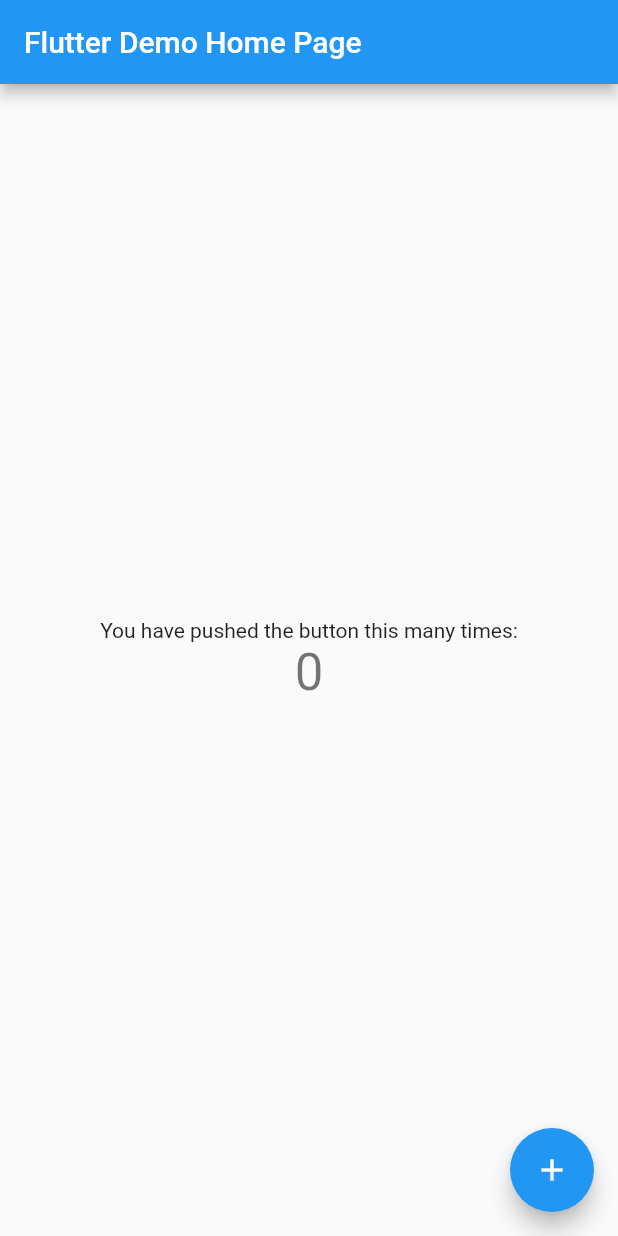
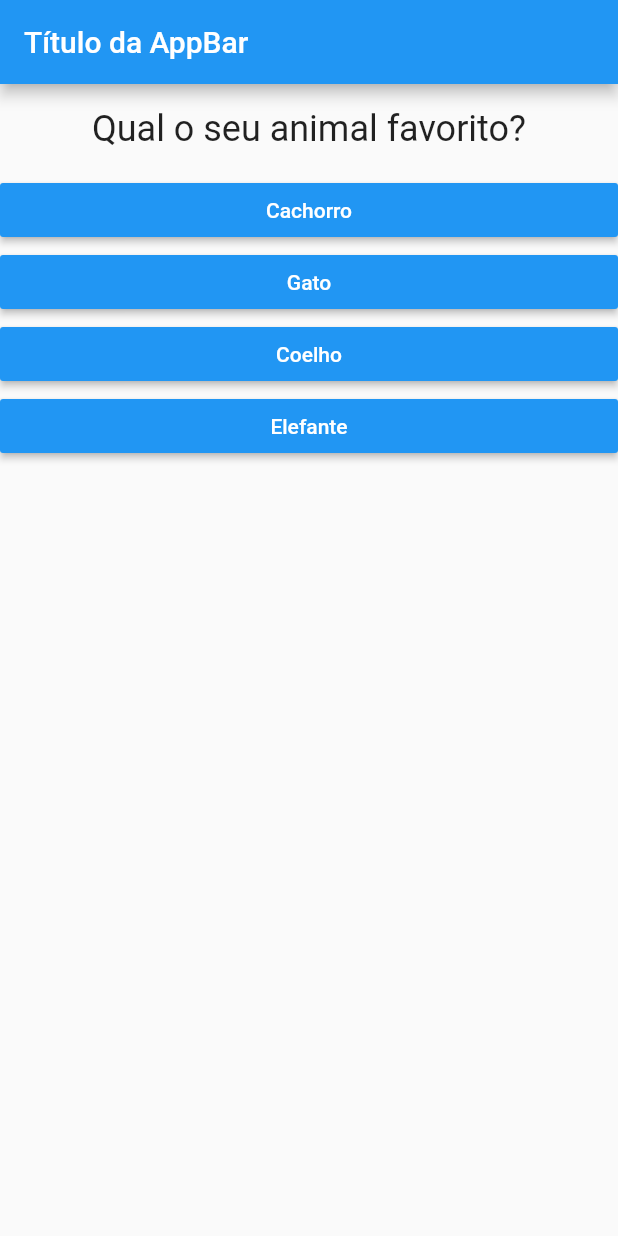
Before and after one commit to arthurcamurca04/projeto-quiz, a Flutter app: the screen it shows after launch, on a phone screen of 412 x 824 dp. Run offline on Flutter 3.47's test engine with Material 2 defaults, Android fonts, the phone set to English and light mode, and no system bars.

Commit message:
final commit of the project

```diff
--- a/lib/main.dart
+++ b/lib/main.dart
@@ -1,111 +1,93 @@
 import 'package:flutter/material.dart';
+import 'package:projeto_perguntas/resultado.dart';
+import 'questionario.dart';
 
 void main() => runApp(MyApp());
 
-class MyApp extends StatelessWidget {
-  // This widget is the root of your application.
+class MyApp extends StatefulWidget {
   @override
-  Widget build(BuildContext context) {
-    return MaterialApp(
-      title: 'Flutter Demo',
-      theme: ThemeData(
-        // This is the theme of your application.
-        //
-        // Try running your application with "flutter run". You'll see the
-        // application has a blue toolbar. Then, without quitting the app, try
-        // changing the primarySwatch below to Colors.green and then invoke
-        // "hot reload" (press "r" in the console where you ran "flutter run",
-        // or simply save your changes to "hot reload" in a Flutter IDE).
-        // Notice that the counter didn't reset back to zero; the application
-        // is not restarted.
-        primarySwatch: Colors.blue,
-      ),
-      home: MyHomePage(title: 'Flutter Demo Home Page'),
-    );
-  }
+  _MyAppState createState() => _MyAppState();
 }
 
-class MyHomePage extends StatefulWidget {
-  MyHomePage({Key key, this.title}) : super(key: key);
+class _MyAppState extends State<MyApp> {
+  int perguntaSelecionada = 0;
+  var pontuacaoTotal = 0;
 
-  // This widget is the home page of your application. It is stateful, meaning
-  // that it has a State object (defined below) that contains fields that affect
-  // how it looks.
+  final _questions = const [
+    {
+      'texto': 'Qual o seu animal favorito?',
+      'respostas': [
+        {'texto': 'Cachorro', 'pontuacao': 10},
+        {'texto': 'Gato', 'pontuacao': 5},
+        {'texto': 'Coelho', 'pontuacao': 3},
+        {'texto': 'Elefante', 'pontuacao': 1},
+      ],
+    },
+    {
+      'texto': 'Qual sua cor favorita?',
+      'respostas': [
+        {'texto': 'Azul',  'pontuacao': 10},
+        {'texto': 'Vermelho', 'pontuacao': 5},
+        {'texto': 'Preto', 'pontuacao': 3},
+        {'texto': 'Branco', 'pontuacao': 1},
+      ],
+    },
+    {
+      'texto': 'Qual sua comida favorita?',
+      'respostas': [
+        {'texto': 'Pizza', 'pontuacao': 10},
+        {'texto': 'Lasanha', 'pontuacao': 5},
+        {'texto': 'Coxinha', 'pontuacao': 3},
+        {'texto': 'Macarrão', 'pontuacao': 1},
+      ],
+    },
+  ];
 
-  // This class is the configuration for the state. It holds the values (in this
-  // case the title) provided by the parent (in this case the App widget) and
-  // used by the build method of the State. Fields in a Widget subclass are
-  // always marked "final".
+  void resposta(int pontuacao) {
+    if (temPerguntaSelecionada) {
+      setState(() {
+        perguntaSelecionada++;
+        pontuacaoTotal += pontuacao;
+      });
+    }
+  }
 
-  final String title;
+  void reiniciarQuestionario(){
+    setState(() {
+      pontuacaoTotal = 0;
+      perguntaSelecionada = 0;
+    });
+  }
 
-  @override
-  _MyHomePageState createState() => _MyHomePageState();
-}
-
-class _MyHomePageState extends State<MyHomePage> {
-  int _counter = 0;
-
-  void _incrementCounter() {
-    setState(() {
-      // This call to setState tells the Flutter framework that something has
-      // changed in this State, which causes it to rerun the build method below
-      // so that the display can reflect the updated values. If we changed
-      // _counter without calling setState(), then the build method would not be
-      // called again, and so nothing would appear to happen.
-      _counter++;
-    });
+  bool get temPerguntaSelecionada {
+    return perguntaSelecionada < _questions.length;
   }
 
   @override
   Widget build(BuildContext context) {
-    // This method is rerun every time setState is called, for instance as done
-    // by the _incrementCounter method above.
-    //
-    // The Flutter framework has been optimized to make rerunning build methods
-    // fast, so that you can just rebuild anything that needs updating rather
-    // than having to individually change instances of widgets.
-    return Scaffold(
-      appBar: AppBar(
-        // Here we take the value from the MyHomePage object that was created by
-        // the App.build method, and use it to set our appbar title.
-        title: Text(widget.title),
+    return MaterialApp(
+      debugShowCheckedModeBanner: false,
+      theme: ThemeData(
+        primaryColor: Colors.blue,
       ),
-      body: Center(
-        // Center is a layout widget. It takes a single child and positions it
-        // in the middle of the parent.
-        child: Column(
-          // Column is also a layout widget. It takes a list of children and
-          // arranges them vertically. By default, it sizes itself to fit its
-          // children horizontally, and tries to be as tall as its parent.
-          //
-          // Invoke "debug painting" (press "p" in the console, choose the
-          // "Toggle Debug Paint" action from the Flutter Inspector in Android
-          // Studio, or the "Toggle Debug Paint" command in Visual Studio Code)
-          // to see the wireframe for each widget.
-          //
-          // Column has various properties to control how it sizes itself and
-          // how it positions its children. Here we use mainAxisAlignment to
-          // center the children vertically; the main axis here is the vertical
-          // axis because Columns are vertical (the cross axis would be
-          // horizontal).
-          mainAxisAlignment: MainAxisAlignment.center,
-          children: <Widget>[
-            Text(
-              'You have pushed the button this many times:',
+      title: 'Flutter app',
+      home: Scaffold(
+        appBar: AppBar(
+          title: Text(
+            'Título da AppBar',
+          ),
+        ),
+        body: temPerguntaSelecionada
+            ? Questionario(
+                perguntaSelecionada: perguntaSelecionada,
+                questions: _questions,
+                resposta: resposta,
+              )
+            : Resultado(
+              pontuacao: pontuacaoTotal,
+              onReiniciarQuestionario: reiniciarQuestionario,
             ),
-            Text(
-              '$_counter',
-              style: Theme.of(context).textTheme.display1,
-            ),
-          ],
-        ),
       ),
-      floatingActionButton: FloatingActionButton(
-        onPressed: _incrementCounter,
-        tooltip: 'Increment',
-        child: Icon(Icons.add),
-      ), // This trailing comma makes auto-formatting nicer for build methods.
     );
   }
 }
--- /dev/null
+++ b/lib/questao.dart
@@ -0,0 +1,17 @@
+import 'package:flutter/material.dart';
+
+class Questao extends StatelessWidget {
+
+  final String texto;
+
+  Questao(this.texto);
+
+  @override
+  Widget build(BuildContext context) {
+    return Text(texto,
+
+      style: TextStyle(
+        fontSize: 24
+      ),);
+  }
+}
--- /dev/null
+++ b/lib/questionario.dart
@@ -0,0 +1,39 @@
+import 'package:flutter/material.dart';
+import 'questao.dart';
+import 'resposta.dart';
+
+class Questionario extends StatelessWidget {
+  final List<Map<String, Object>> questions;
+  final int perguntaSelecionada;
+  final void Function(int) resposta;
+
+  Questionario({
+    @required this.questions,
+    @required this.perguntaSelecionada,
+    @required this.resposta,
+  });
+
+
+  bool get temPerguntaSelecionada {
+    return perguntaSelecionada < questions.length;
+  }
+
+  @override
+  Widget build(BuildContext context) {
+    List<Map<String, Object>> respostas = temPerguntaSelecionada
+        ? questions[perguntaSelecionada]['respostas']
+        : null;
+    return Column(
+      crossAxisAlignment: CrossAxisAlignment.center,
+      children: <Widget>[
+        Container(
+          padding: EdgeInsets.all(16.0),
+          child: Center(
+            child: Questao(questions[perguntaSelecionada]['texto']),
+          ),
+        ),
+        ...respostas.map((resp) => BtnResposta(resp['texto'], () => resposta(resp['pontuacao']))).toList(),
+      ],
+    );
+  }
+}
--- /dev/null
+++ b/lib/resposta.dart
@@ -0,0 +1,24 @@
+import 'package:flutter/material.dart';
+
+class BtnResposta extends StatelessWidget {
+
+  final String textBtn;
+  final void Function() onSelected;
+
+  BtnResposta(this.textBtn, this.onSelected);
+
+  @override
+  Widget build(BuildContext context) {
+    return Container(
+      width: double.infinity,
+      child: RaisedButton(
+        onPressed: onSelected,
+        child: Text(
+          textBtn,
+        ),
+        color: Colors.blue,
+        textColor: Colors.white,
+      ),
+    );
+  }
+}
--- /dev/null
+++ b/lib/resultado.dart
@@ -0,0 +1,49 @@
+import 'package:flutter/material.dart';
+
+class Resultado extends StatelessWidget {
+  final int pontuacao;
+  final void Function() onReiniciarQuestionario;
+
+  Resultado({this.pontuacao, this.onReiniciarQuestionario});
+
+  String get fraseResultado {
+    if (pontuacao < 8) {
+      return 'Parabéns';
+    } else if (pontuacao < 12) {
+      return 'Você é bom';
+    } else if (pontuacao < 16) {
+      return 'Você é ótimo';
+    } else {
+      return 'Nível Jedi';
+    }
+  }
+
+  @override
+  Widget build(BuildContext context) {
+    return Column(
+      mainAxisAlignment: MainAxisAlignment.center,
+      children: <Widget>[
+        Center(
+          child: Text(
+            fraseResultado,
+            style: TextStyle(
+              fontSize: 24,
+              fontWeight: FontWeight.bold,
+            ),
+            textAlign: TextAlign.center,
+          ),
+        ),
+        FlatButton(
+          onPressed: onReiniciarQuestionario,
+          child: Text(
+            'Reiniciar?',
+            style: TextStyle(
+              fontSize: 18
+            ),
+          ),
+          textColor: Colors.blue,
+        )
+      ],
+    );
+  }
+}
--- a/pubspec.yaml
+++ b/pubspec.yaml
@@ -14,7 +14,7 @@ description: A new Flutter project.
 version: 1.0.0+1
 
 environment:
-  sdk: ">=2.1.0 <3.0.0"
+  sdk: ">=2.2.2 <3.0.0"
 
 dependencies:
   flutter:
```
